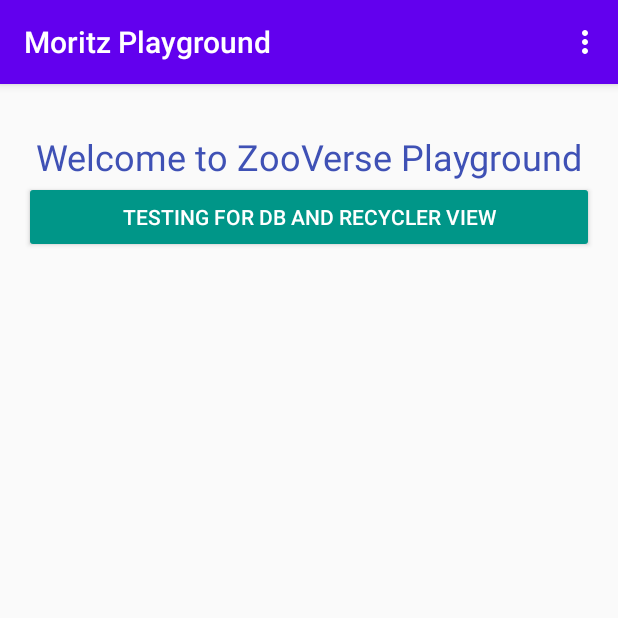
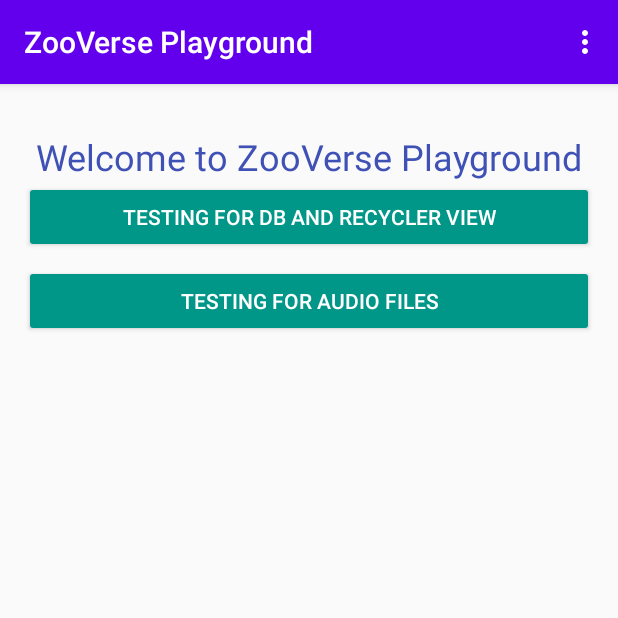
Before and after one commit to animalsounds-ldn/AndroidPlayground, an Android app: the screen it shows after launch (MainActivity), on a phone screen of 412 x 824 dp, the top half of it. Run offline under Robolectric (Android 15) with nearby library versions, the phone set to English and light mode, and no system bars.

Commit message:
PlayGround - cleaned up - Audio example

```diff
--- a/app/build.gradle
+++ b/app/build.gradle
@@ -20,6 +20,9 @@ android {
             proguardFiles getDefaultProguardFile('proguard-android-optimize.txt'), 'proguard-rules.pro'
         }
     }
+    compileOptions {
+        targetCompatibility JavaVersion.VERSION_1_8
+    }
 }
 
 dependencies {
@@ -31,6 +34,7 @@ dependencies {
     implementation 'androidx.navigation:navigation-ui:2.1.0'
     implementation "androidx.recyclerview:recyclerview:1.1.0"
     implementation "androidx.recyclerview:recyclerview-selection:1.1.0-rc01"
+    implementation 'com.google.android.exoplayer:exoplayer:2.12.0'
     testImplementation 'junit:junit:4.12'
     androidTestImplementation 'androidx.test.ext:junit:1.1.1'
     androidTestImplementation 'androidx.test.espresso:espresso-core:3.2.0'
--- a/app/src/main/AndroidManifest.xml
+++ b/app/src/main/AndroidManifest.xml
@@ -9,6 +9,7 @@
         android:roundIcon="@mipmap/ic_launcher_round"
         android:supportsRtl="true"
         android:theme="@style/AppTheme">
+        <activity android:name=".AudioActivity"></activity>
         <activity
             android:name=".MainActivity"
             android:label="@string/app_name"
@@ -19,9 +20,7 @@
                 <category android:name="android.intent.category.LAUNCHER" />
             </intent-filter>
         </activity>
-        <activity
-            android:name=".NewProduct">
-        </activity>
+        <activity android:name=".NewProduct"></activity>
     </application>
 
 </manifest>
--- a/app/src/main/java/com/example/androidplayground/MainActivity.java
+++ b/app/src/main/java/com/example/androidplayground/MainActivity.java
@@ -35,9 +35,11 @@ public class MainActivity extends AppCompatActivity {
         setSupportActionBar(toolbar);
 
     }
-    public void openNextScreen(View view) {
-        Intent intent = new Intent(getApplicationContext(), NewProduct.class);
-        startActivity(intent);
+    public void openDbTest(View view) {
+        startActivity(new Intent(getApplicationContext(), NewProduct.class));
+    }
+    public void openAudioTest(View view) {
+        startActivity(new Intent(getApplicationContext(), AudioActivity.class));
     }
     @Override
     public boolean onCreateOptionsMenu(Menu menu) {
--- a/app/src/main/res/layout/content_main.xml
+++ b/app/src/main/res/layout/content_main.xml
@@ -13,7 +13,7 @@
         android:layout_marginStart="16dp"
         android:layout_marginEnd="16dp"
         android:backgroundTint="#009688"
-        android:onClick="openNextScreen"
+        android:onClick="openDbTest"
         android:text="Testing for DB and Recycler View"
         android:textColor="#FFFFFF"
         app:layout_constraintEnd_toEndOf="parent"
@@ -33,4 +33,17 @@
         app:layout_constraintStart_toStartOf="parent"
         app:layout_constraintTop_toTopOf="parent" />
 
+    <Button
+        android:id="@+id/audioTestButton"
+        android:layout_width="0dp"
+        android:layout_height="wrap_content"
+        android:onClick="openAudioTest"
+        android:layout_marginTop="8dp"
+        android:text="Testing for Audio Files"
+        android:backgroundTint="#009688"
+        android:textColor="#FFFFFF"
+        app:layout_constraintEnd_toEndOf="@+id/dbTestbutton"
+        app:layout_constraintStart_toStartOf="@+id/dbTestbutton"
+        app:layout_constraintTop_toBottomOf="@+id/dbTestbutton" />
+
 </androidx.constraintlayout.widget.ConstraintLayout>
--- a/app/src/main/res/values/strings.xml
+++ b/app/src/main/res/values/strings.xml
@@ -1,5 +1,5 @@
 <resources>
-    <string name="app_name">Moritz Playground</string>
+	<string name="app_name">ZooVerse Playground</string>
 	<string name="action_settings">Settings</string>
 	<!-- Strings used for fragments for navigation -->
 	<string name="first_fragment_label">First Fragment</string>
```
Also changed, not shown: app/src/main/java/com/example/androidplayground/AudioActivity.java (added, +51 -0 lines), app/src/main/res/layout/activity_audio.xml (added, +30 -0 lines), 1 other file. Lines whose indentation alone changed are shown as unchanged.
